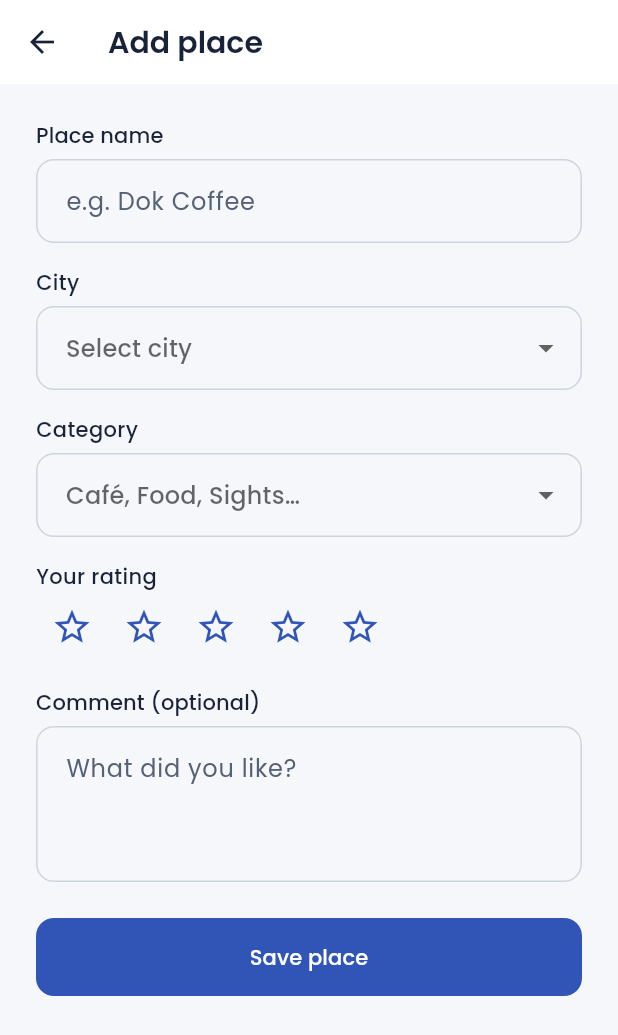
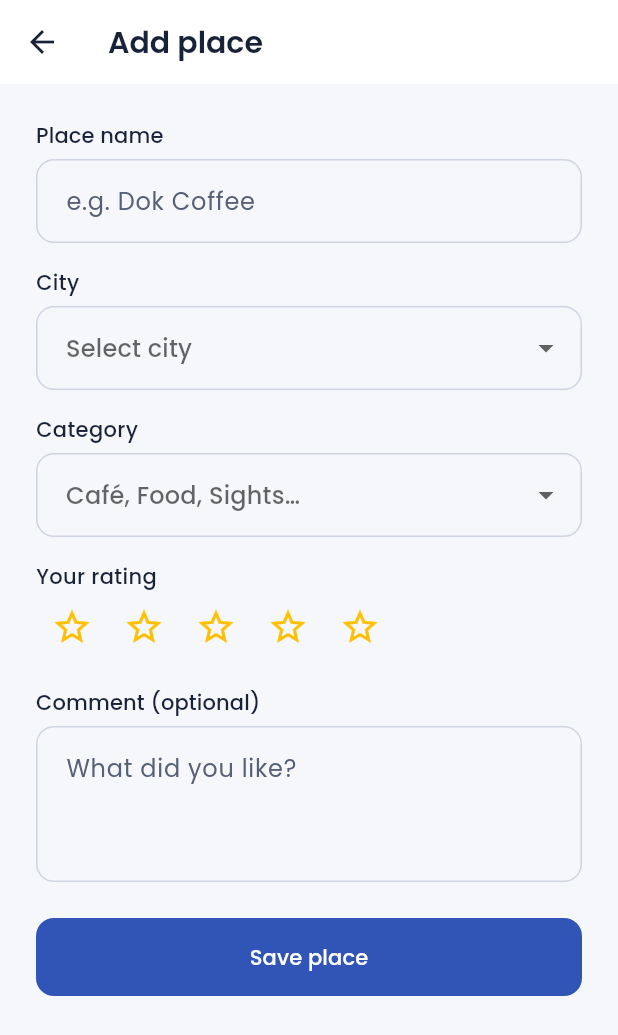
Before and after one commit to efegormus/erasmusHub, a Flutter app: the AddPlaceScreen screen opened by its route, on a phone screen of 412 x 824 dp. Shown: the top 1035 px of the screen. Run offline on Flutter 3.47's test engine with Material 3 defaults, Android fonts, the phone set to English and light mode, and no system bars; our stand-ins replace go_router.

Commit message:
Apply gold ratings and refresh merged integration documentation

```diff
--- a/lib/core/theme/app_colors.dart
+++ b/lib/core/theme/app_colors.dart
@@ -8,5 +8,6 @@ abstract final class AppColors {
   static const textPrimary = Color(0xFF182238);
   static const textSecondary = Color(0xFF566176);
   static const border = Color(0xFFCED4E0);
+  static const rating = Color(0xFFFFC107);
   static const error = Color(0xFFBA1A1A);
 }
--- a/lib/shared/widgets/star_rating.dart
+++ b/lib/shared/widgets/star_rating.dart
@@ -1,4 +1,6 @@
 import 'package:flutter/material.dart';
+
+import '../../core/theme/app_colors.dart';
 
 /// Controlled 1–5 star input, or fractional read-only rating when onChanged is null.
 class StarRating extends StatelessWidget {
@@ -23,7 +25,7 @@ class StarRating extends StatelessWidget {
             ? Icons.star_half
             : Icons.star_border,
         size: size,
-        color: Theme.of(context).colorScheme.primary,
+        color: AppColors.rating,
       );
       return onChanged == null
           ? icon
```
Also changed, not shown: 4 other files.
